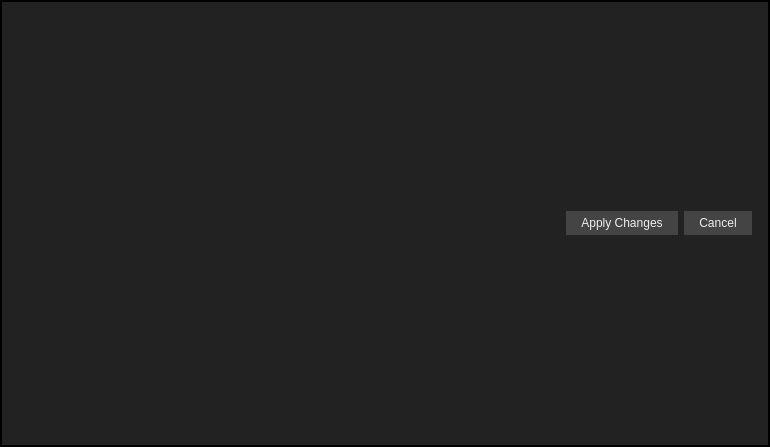
jahshaka/Studio, file src/dialogs/preferencesdialog.ui: the form before one commit.
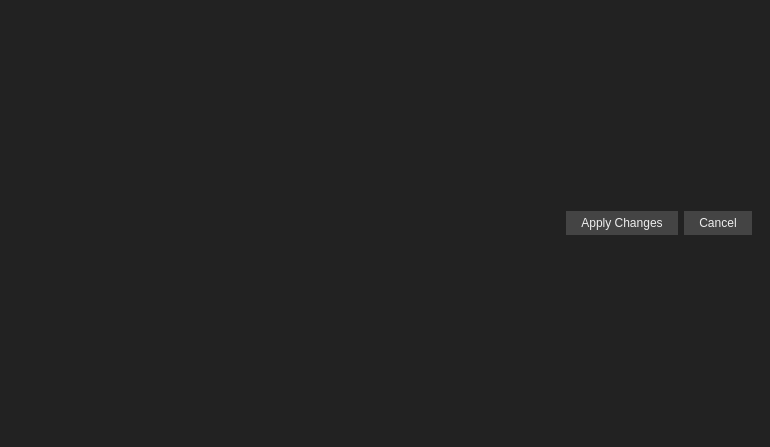
The form after the commit.

What changed in the file:
```diff
--- a/src/dialogs/preferencesdialog.ui
+++ b/src/dialogs/preferencesdialog.ui
@@ -15,7 +15,7 @@
   </property>
   <property name="styleSheet">
    <string notr="true">QDialog#PreferencesDialog {
-	border: 2px solid black;
+	border: px solid #1E1E1E;
 	background: #222;
 	color: #EEE;
 }
```
